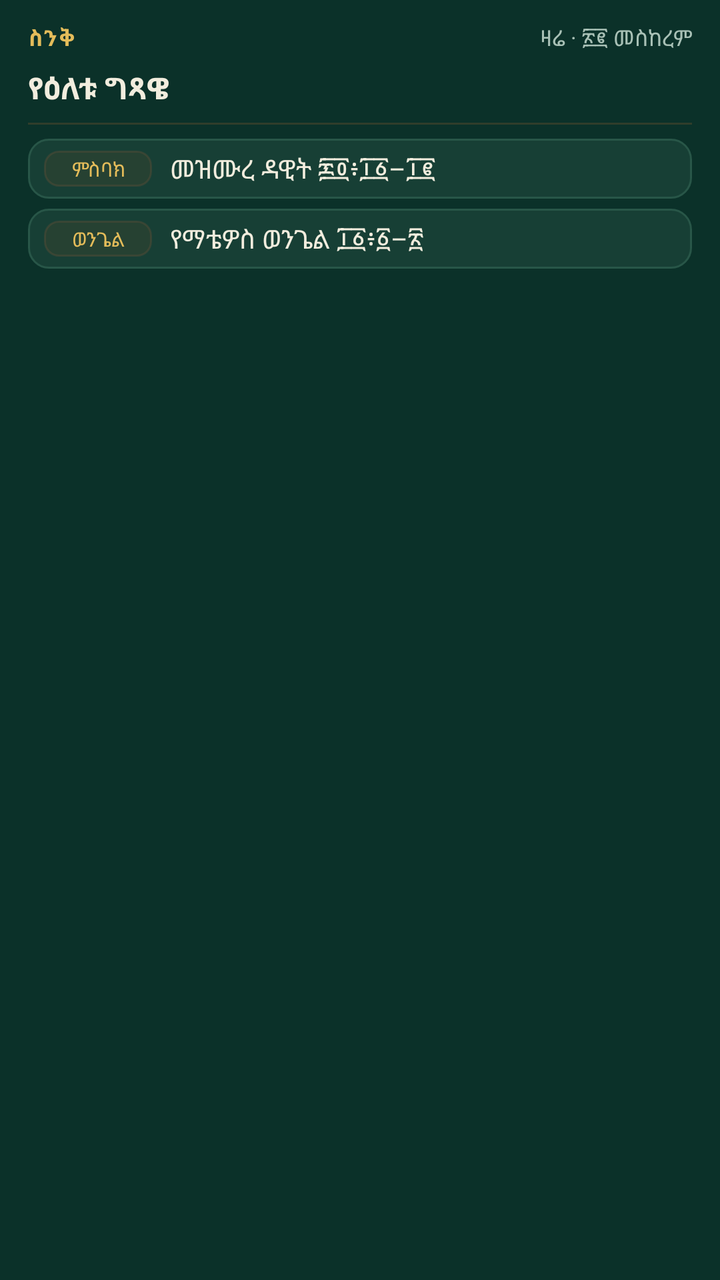
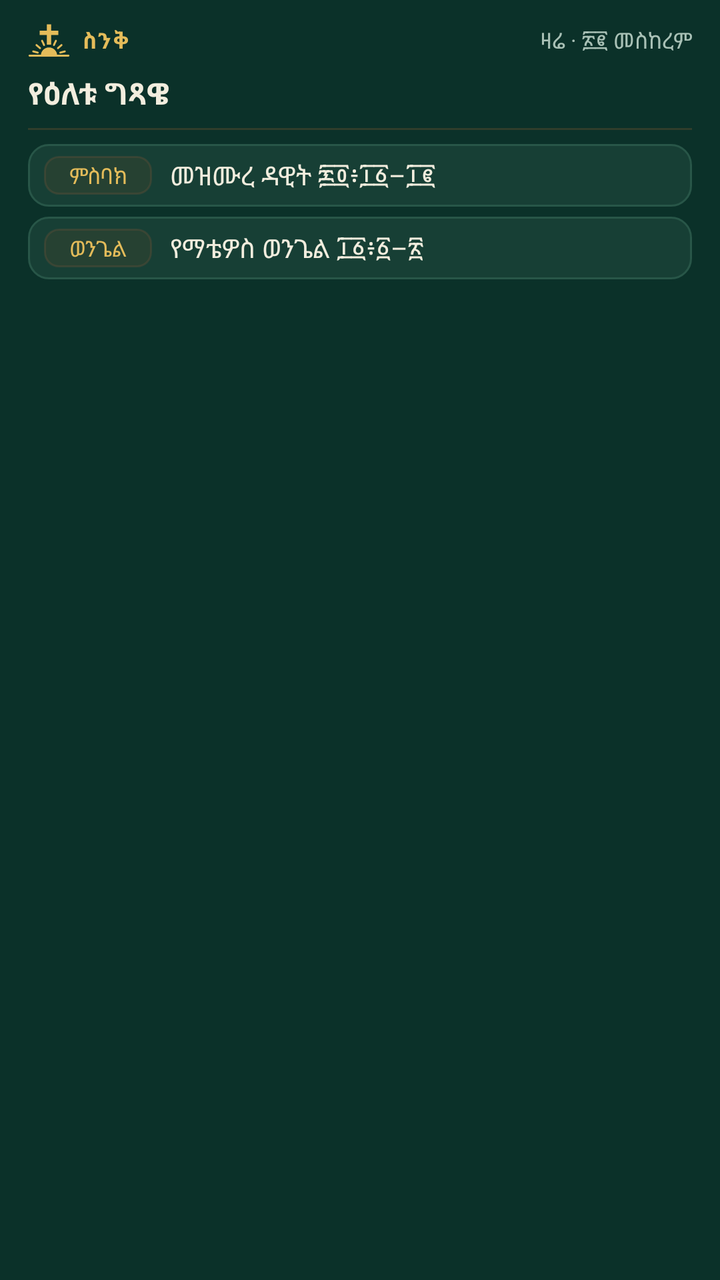

An Android layout rendered at two revisions. The XML below is the earlier revision; the diff shows what the commit changed to produce the second picture.
<!-- AndroidManifest.xml: application theme Theme.Agpeya -->
<!-- res/layout/widget_gitsawe_page.xml -->
<?xml version="1.0" encoding="utf-8"?>
<LinearLayout xmlns:android="http://schemas.android.com/apk/res/android"
    android:id="@+id/widget_page_root"
    android:layout_width="match_parent"
    android:layout_height="match_parent"
    android:orientation="vertical"
    android:gravity="center_horizontal"
    android:background="@android:color/transparent"
    android:paddingStart="14dp"
    android:paddingEnd="14dp"
    android:paddingTop="11dp"
    android:paddingBottom="10dp">

    <LinearLayout
        android:layout_width="match_parent"
        android:layout_height="wrap_content"
        android:orientation="horizontal"
        android:gravity="center_vertical">

        <TextView
            android:layout_width="wrap_content"
            android:layout_height="wrap_content"
            android:text="ስንቅ"
            android:textColor="#E4BC5A"
            android:textSize="11sp"
            android:textStyle="bold"
            android:letterSpacing="0.08" />

        <TextView
            android:id="@+id/widget_date"
            android:layout_width="0dp"
            android:layout_height="wrap_content"
            android:layout_weight="1"
            android:gravity="end"
            android:text="ዛሬ · ፳፪ መስከረም"
            android:textColor="#A9C1B6"
            android:textSize="11sp"
            android:maxLines="1"
            android:ellipsize="end" />
    </LinearLayout>

    
    <TextView
        android:id="@+id/widget_title"
        android:layout_width="match_parent"
        android:layout_height="wrap_content"
        android:layout_marginTop="7dp"
        android:gravity="start"
        android:text="የዕለቱ ግጻዌ"
        android:textColor="#F2EDDE"
        android:textSize="15sp"
        android:textStyle="bold"
        android:lineSpacingMultiplier="1.1"
        android:maxLines="2"
        android:ellipsize="end" />

    
    <ImageView
        android:id="@+id/widget_rule"
        android:layout_width="match_parent"
        android:layout_height="1dp"
        android:layout_marginTop="7dp"
        android:layout_marginBottom="7dp"
        android:contentDescription="@null"
        android:background="#5C72532F" />

    
    <LinearLayout
        android:id="@+id/widget_row_1"
        android:layout_width="match_parent"
        android:layout_height="wrap_content"
        android:orientation="horizontal"
        android:gravity="center_vertical"
        android:background="@drawable/widget_reading_row"
        android:baselineAligned="false">

        <TextView
            android:id="@+id/widget_role_1"
            android:layout_width="54dp"
            android:layout_height="wrap_content"
            android:background="@drawable/widget_role_chip"
            android:gravity="center"
            android:paddingTop="2dp"
            android:paddingBottom="2dp"
            android:textColor="#E4BC5A"
            android:text="ምስባክ"
            android:textSize="10sp"
            android:maxLines="1" />

        <TextView
            android:id="@+id/widget_ref_1"
            android:layout_width="0dp"
            android:layout_weight="1"
            android:layout_height="wrap_content"
            android:layout_marginStart="9dp"
            android:textColor="#F2EDDE"
            android:text="መዝሙረ ዳዊት ፷፬፥፲፩–፲፪"
            android:textSize="13sp"
            android:maxLines="1"
            android:ellipsize="end" />
    </LinearLayout>

    <LinearLayout
        android:id="@+id/widget_row_2"
        android:layout_width="match_parent"
        android:layout_height="wrap_content"
        android:orientation="horizontal"
        android:gravity="center_vertical"
        android:layout_marginTop="5dp"
        android:background="@drawable/widget_reading_row"
        android:baselineAligned="false">

        <TextView
            android:id="@+id/widget_role_2"
            android:layout_width="54dp"
            android:layout_height="wrap_content"
            android:background="@drawable/widget_role_chip"
            android:gravity="center"
            android:paddingTop="2dp"
            android:paddingBottom="2dp"
            android:textColor="#E4BC5A"
            android:text="ወንጌል"
            android:textSize="10sp"
            android:maxLines="1" />

        <TextView
            android:id="@+id/widget_ref_2"
            android:layout_width="0dp"
            android:layout_weight="1"
            android:layout_height="wrap_content"
            android:layout_marginStart="9dp"
            android:textColor="#F2EDDE"
            android:text="የማቴዎስ ወንጌል ፲፩፥፩–፳"
            android:textSize="13sp"
            android:maxLines="1"
            android:ellipsize="end" />
    </LinearLayout>

    
    <TextView
        android:id="@+id/widget_kidase"
        android:layout_width="match_parent"
        android:layout_height="wrap_content"
        android:layout_marginTop="6dp"
        android:gravity="start"
        android:textColor="#9DBBAD"
        android:textSize="10sp"
        android:maxLines="1"
        android:ellipsize="end"
        android:visibility="gone" />

    
    <TextView
        android:id="@+id/widget_empty"
        android:layout_width="match_parent"
        android:layout_height="wrap_content"
        android:gravity="start"
        android:textColor="#9DBBAD"
        android:textSize="13sp"
        android:visibility="gone" />

    
    <TextView
        android:id="@+id/widget_cta"
        android:layout_width="wrap_content"
        android:layout_height="wrap_content"
        android:layout_marginTop="7dp"
        android:background="@drawable/widget_footer"
        android:textColor="#E4BC5A"
        android:text="ግጻዌውን ያንብቡ  →"
        android:textStyle="bold"
        android:textSize="10sp"
        android:maxLines="1"
        android:visibility="gone" />

    
    <LinearLayout
        android:id="@+id/widget_dots"
        android:layout_width="wrap_content"
        android:layout_height="wrap_content"
        android:orientation="horizontal"
        android:layout_marginTop="4dp"
        android:visibility="gone">

        <TextView
            android:id="@+id/widget_dot_1"
            android:layout_width="wrap_content"
            android:layout_height="wrap_content"
            android:text="@string/widget_page_dot"
            android:textSize="11sp" />

        <TextView
            android:id="@+id/widget_dot_2"
            android:layout_width="wrap_content"
            android:layout_height="wrap_content"
            android:layout_marginStart="5dp"
            android:text="@string/widget_page_dot"
            android:textSize="11sp" />
    </LinearLayout>
</LinearLayout>
<!-- resources referenced by this layout -->
<resources>
  <!-- drawable widget_footer (drawable) -->
  <?xml version="1.0" encoding="utf-8"?>
  <shape xmlns:android="http://schemas.android.com/apk/res/android"
      android:shape="rectangle">
      <solid android:color="#203F35" />
      <corners android:radius="9dp" />
      <padding android:left="10dp" android:top="5dp" android:right="10dp" android:bottom="5dp" />
  </shape>
  <!-- drawable widget_reading_row (drawable) -->
  <?xml version="1.0" encoding="utf-8"?>
  <shape xmlns:android="http://schemas.android.com/apk/res/android"
      android:shape="rectangle">
      <solid android:color="#173F35" />
      <stroke android:width="1dp" android:color="#285648" />
      <corners android:radius="10dp" />
      <padding android:left="8dp" android:top="6dp" android:right="8dp" android:bottom="6dp" />
  </shape>
  <!-- drawable widget_role_chip (drawable) -->
  <?xml version="1.0" encoding="utf-8"?>
  <shape xmlns:android="http://schemas.android.com/apk/res/android"
      android:shape="rectangle">
      <solid android:color="#3A594829" />
      <stroke android:width="1dp" android:color="#5272533A" />
      <corners android:radius="7dp" />
  </shape>
  <string name="widget_page_dot" translatable="false">●</string>
  <style name="Theme.Agpeya" parent="android:Theme.Material.NoActionBar">
          <item name="android:windowBackground">#0B3129</item>
      </style>
</resources>

<!-- the commit's change to res/layout/widget_gitsawe_page.xml (unified diff, before → after) -->
@@ -17,10 +17,17 @@
         android:orientation="horizontal"
         android:gravity="center_vertical">
 
+        <ImageView
+            android:layout_width="21dp"
+            android:layout_height="18dp"
+            android:layout_marginEnd="6dp"
+            android:src="@drawable/widget_logo"
+            android:contentDescription="@null" />
+
         <TextView
             android:layout_width="wrap_content"
             android:layout_height="wrap_content"
-            android:text="ስንቅ"
+            android:text="@string/app_name"
             android:textColor="#E4BC5A"
             android:textSize="11sp"
             android:textStyle="bold"
@@ -32,7 +39,7 @@
             android:layout_height="wrap_content"
             android:layout_weight="1"
             android:gravity="end"
-            android:text="ዛሬ · ፳፪ መስከረም"
+            android:text="@string/widget_preview_date"
             android:textColor="#A9C1B6"
             android:textSize="11sp"
             android:maxLines="1"
@@ -46,7 +53,7 @@
         android:layout_height="wrap_content"
         android:layout_marginTop="7dp"
         android:gravity="start"
-        android:text="የዕለቱ ግጻዌ"
+        android:text="@string/widget_preview_title"
         android:textColor="#F2EDDE"
         android:textSize="15sp"
         android:textStyle="bold"
@@ -83,8 +90,8 @@
             android:paddingTop="2dp"
             android:paddingBottom="2dp"
             android:textColor="#E4BC5A"
-            android:text="ምስባክ"
-            android:textSize="10sp"
+            android:text="@string/widget_preview_msbak"
+            android:textSize="11sp"
             android:maxLines="1" />
 
         <TextView
@@ -94,7 +101,7 @@
             android:layout_height="wrap_content"
             android:layout_marginStart="9dp"
             android:textColor="#F2EDDE"
-            android:text="መዝሙረ ዳዊት ፷፬፥፲፩–፲፪"
+            android:text="@string/widget_preview_msbak_ref"
             android:textSize="13sp"
             android:maxLines="1"
             android:ellipsize="end" />
@@ -119,8 +126,8 @@
             android:paddingTop="2dp"
             android:paddingBottom="2dp"
             android:textColor="#E4BC5A"
-            android:text="ወንጌል"
-            android:textSize="10sp"
+            android:text="@string/widget_preview_wengel"
+            android:textSize="11sp"
             android:maxLines="1" />
 
         <TextView
@@ -130,7 +137,7 @@
             android:layout_height="wrap_content"
             android:layout_marginStart="9dp"
             android:textColor="#F2EDDE"
-            android:text="የማቴዎስ ወንጌል ፲፩፥፩–፳"
+            android:text="@string/widget_preview_wengel_ref"
             android:textSize="13sp"
             android:maxLines="1"
             android:ellipsize="end" />
@@ -144,7 +151,7 @@
         android:layout_marginTop="6dp"
         android:gravity="start"
         android:textColor="#9DBBAD"
-        android:textSize="10sp"
+        android:textSize="11sp"
         android:maxLines="1"
         android:ellipsize="end"
         android:visibility="gone" />
@@ -167,9 +174,9 @@
         android:layout_marginTop="7dp"
         android:background="@drawable/widget_footer"
         android:textColor="#E4BC5A"
-        android:text="ግጻዌውን ያንብቡ  →"
+        android:text="@string/widget_preview_cta"
         android:textStyle="bold"
-        android:textSize="10sp"
+        android:textSize="11sp"
         android:maxLines="1"
         android:visibility="gone" />
 
<!-- resource entries referenced after the edit -->
@@ -8,6 +8,18 @@
       <corners android:radius="9dp" />
       <padding android:left="10dp" android:top="5dp" android:right="10dp" android:bottom="5dp" />
   </shape>
+  <!-- drawable widget_logo (drawable) -->
+  <?xml version="1.0" encoding="utf-8"?>
+  <vector xmlns:android="http://schemas.android.com/apk/res/android"
+      android:width="21dp" android:height="18dp"
+      android:viewportWidth="54" android:viewportHeight="46">
+      <group android:translateX="-27" android:translateY="-23">
+          <path android:fillColor="#E4BC5A" android:pathData="M51.2,26 h5.6 v8 h9.2 v5.6 h-9.2 v12.4 h-5.6 v-12.4 h-9.2 v-5.6 h9.2 Z" />
+          <path android:fillColor="#E4BC5A" android:pathData="M43.5,66 A10.5,10.5 0 0 1 64.5,66 Z" />
+          <path android:strokeColor="#E4BC5A" android:strokeWidth="2.5" android:strokeLineCap="round" android:pathData="M29,66 L79,66" />
+          <path android:strokeColor="#E4BC5A" android:strokeWidth="2.5" android:strokeLineCap="round" android:pathData="M60.3,52.4 L62.9,47 M65.5,56.4 L70.1,52.5 M68.5,62.1 L74.3,60.6 M47.7,52.4 L45.1,47 M42.5,56.4 L37.9,52.5 M39.5,62.1 L33.7,60.6" />
+      </group>
+  </vector>
   <!-- drawable widget_reading_row (drawable) -->
   <?xml version="1.0" encoding="utf-8"?>
   <shape xmlns:android="http://schemas.android.com/apk/res/android"
@@ -25,7 +37,15 @@
       <stroke android:width="1dp" android:color="#5272533A" />
       <corners android:radius="7dp" />
   </shape>
+  <string name="app_name">ስንቅ</string>
   <string name="widget_page_dot" translatable="false">●</string>
+  <string name="widget_preview_cta" translatable="false">ግጻዌውን ያንብቡ  →</string>
+  <string name="widget_preview_date" translatable="false">ዛሬ · ፳፪ መስከረም</string>
+  <string name="widget_preview_msbak" translatable="false">ምስባክ</string>
+  <string name="widget_preview_msbak_ref" translatable="false">መዝሙረ ዳዊት ፷፬፥፲፩–፲፪</string>
+  <string name="widget_preview_title" translatable="false">የዕለቱ ግጻዌ</string>
+  <string name="widget_preview_wengel" translatable="false">ወንጌል</string>
+  <string name="widget_preview_wengel_ref" translatable="false">የማቴዎስ ወንጌል ፲፩፥፩–፳</string>
   <style name="Theme.Agpeya" parent="android:Theme.Material.NoActionBar">
           <item name="android:windowBackground">#0B3129</item>
       </style>
